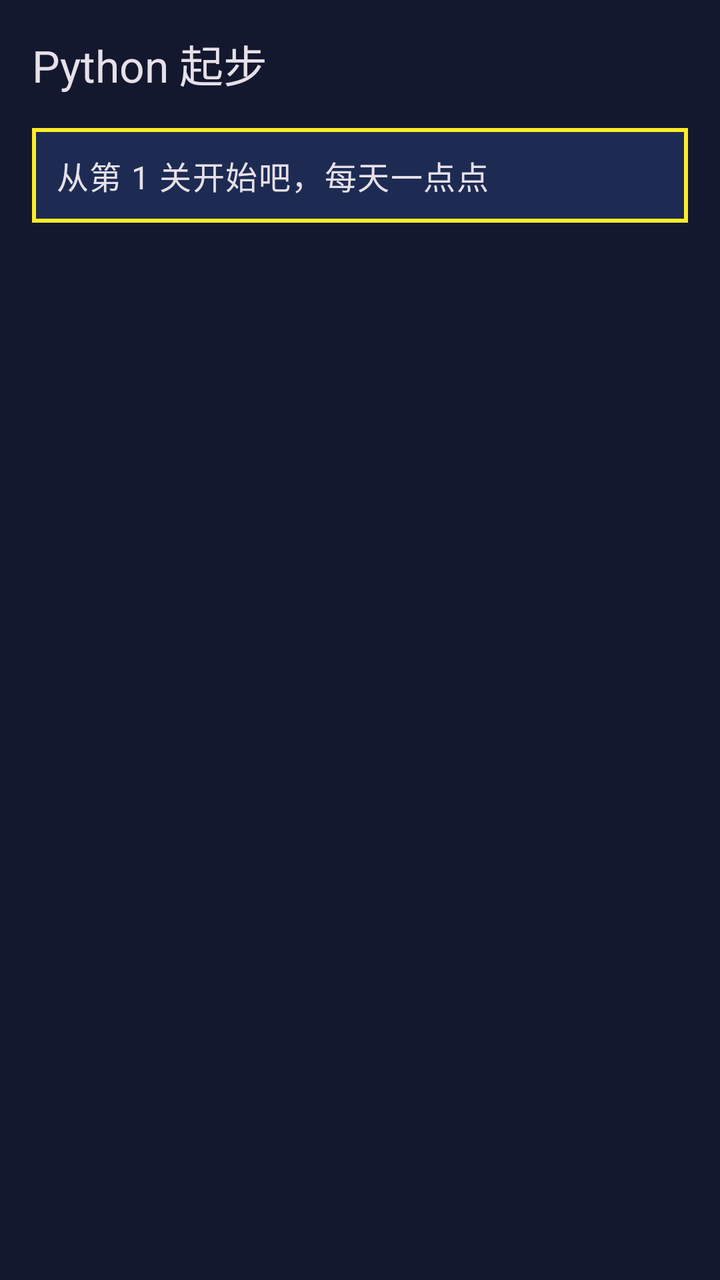
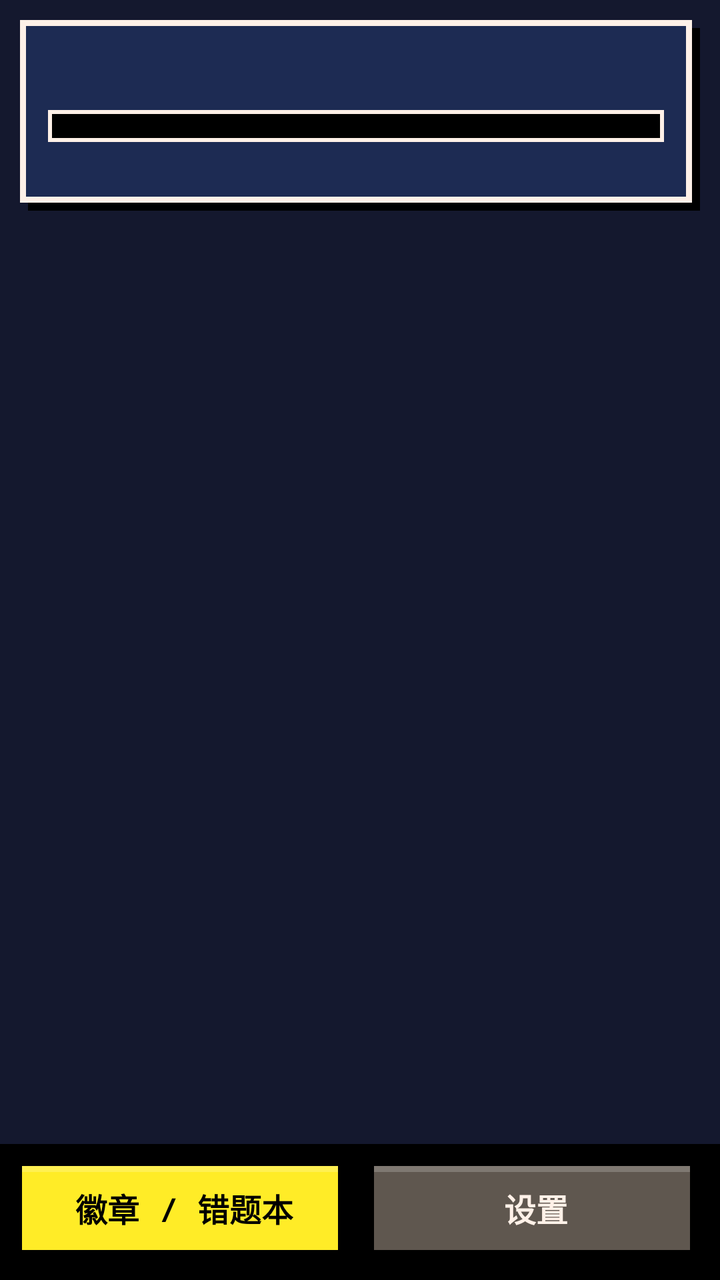

An Android layout rendered at two revisions. The XML below is the earlier revision; the diff shows what the commit changed to produce the second picture.
<!-- AndroidManifest.xml: application theme Theme.PyStarter -->
<!-- res/layout/activity_main.xml -->
<?xml version="1.0" encoding="utf-8"?>
<LinearLayout xmlns:android="http://schemas.android.com/apk/res/android"
    xmlns:app="http://schemas.android.com/apk/res-auto"
    android:layout_width="match_parent"
    android:layout_height="match_parent"
    android:fitsSystemWindows="true"
    android:orientation="vertical">

    <com.google.android.material.appbar.MaterialToolbar
        android:id="@+id/toolbar"
        android:layout_width="match_parent"
        android:layout_height="?attr/actionBarSize"
        app:title="@string/app_name" />

    <TextView
        android:id="@+id/streak"
        android:layout_width="match_parent"
        android:layout_height="wrap_content"
        android:layout_marginHorizontal="16dp"
        android:layout_marginBottom="8dp"
        android:background="@drawable/bg_banner"
        android:padding="12dp"
        android:text="@string/streak_zero"
        android:textAppearance="?attr/textAppearanceBodyLarge" />

    <ProgressBar
        android:id="@+id/loading"
        android:layout_width="wrap_content"
        android:layout_height="wrap_content"
        android:layout_gravity="center_horizontal"
        android:layout_marginTop="32dp"
        android:visibility="gone" />

    <androidx.recyclerview.widget.RecyclerView
        android:id="@+id/lessonList"
        android:layout_width="match_parent"
        android:layout_height="match_parent"
        android:clipToPadding="false"
        android:paddingHorizontal="12dp"
        android:paddingBottom="16dp" />
</LinearLayout>
<!-- resources referenced by this layout -->
<resources>
  <!-- drawable bg_banner (drawable) -->
  <?xml version="1.0" encoding="utf-8"?>
  <shape xmlns:android="http://schemas.android.com/apk/res/android" android:shape="rectangle">
      <solid android:color="@color/px_panel" />
      <stroke android:width="2dp" android:color="@color/px_yellow" />
  </shape>
  <string name="app_name">Python 起步</string>
  <string name="streak_zero">从第 1 关开始吧，每天一点点</string>
  <!-- unchanged entries left out for length: 8 -->
</resources>

<!-- the commit's change to res/layout/activity_main.xml (unified diff, before → after) -->
@@ -1,41 +1,104 @@
 <?xml version="1.0" encoding="utf-8"?>
 <LinearLayout xmlns:android="http://schemas.android.com/apk/res/android"
-    xmlns:app="http://schemas.android.com/apk/res-auto"
     android:layout_width="match_parent"
     android:layout_height="match_parent"
     android:fitsSystemWindows="true"
     android:orientation="vertical">
 
-    <com.google.android.material.appbar.MaterialToolbar
-        android:id="@+id/toolbar"
-        android:layout_width="match_parent"
-        android:layout_height="?attr/actionBarSize"
-        app:title="@string/app_name" />
-
-    <TextView
-        android:id="@+id/streak"
+    <LinearLayout
         android:layout_width="match_parent"
         android:layout_height="wrap_content"
-        android:layout_marginHorizontal="16dp"
-        android:layout_marginBottom="8dp"
-        android:background="@drawable/bg_banner"
-        android:padding="12dp"
-        android:text="@string/streak_zero"
-        android:textAppearance="?attr/textAppearanceBodyLarge" />
+        android:layout_margin="10dp"
+        android:background="@drawable/px_panel"
+        android:orientation="vertical"
+        android:paddingStart="14dp"
+        android:paddingTop="10dp"
+        android:paddingEnd="18dp"
+        android:paddingBottom="14dp">
+
+        <LinearLayout
+            android:layout_width="match_parent"
+            android:layout_height="wrap_content"
+            android:gravity="center_vertical"
+            android:orientation="horizontal">
+
+            <TextView
+                android:id="@+id/levelTitle"
+                style="@style/PxText.Title"
+                android:layout_width="0dp"
+                android:layout_height="wrap_content"
+                android:layout_weight="1" />
+
+            <TextView
+                android:id="@+id/starTotal"
+                style="@style/PxText"
+                android:layout_width="wrap_content"
+                android:layout_height="wrap_content"
+                android:textColor="@color/px_yellow" />
+        </LinearLayout>
+
+        <ProgressBar
+            android:id="@+id/xpBar"
+            style="?android:attr/progressBarStyleHorizontal"
+            android:layout_width="match_parent"
+            android:layout_height="16dp"
+            android:layout_marginTop="8dp"
+            android:progressDrawable="@drawable/px_bar"
+            android:progressTint="@color/px_green" />
+
+        <TextView
+            android:id="@+id/xpText"
+            style="@style/PxText.Small"
+            android:layout_width="match_parent"
+            android:layout_height="wrap_content"
+            android:layout_marginTop="4dp" />
+    </LinearLayout>
+
+    <ScrollView
+        android:id="@+id/mapScroll"
+        android:layout_width="match_parent"
+        android:layout_height="0dp"
+        android:layout_weight="1">
+
+        <LinearLayout
+            android:id="@+id/mapContainer"
+            android:layout_width="match_parent"
+            android:layout_height="wrap_content"
+            android:orientation="vertical"
+            android:paddingStart="10dp"
+            android:paddingEnd="10dp"
+            android:paddingBottom="24dp" />
+    </ScrollView>
 
     <ProgressBar
         android:id="@+id/loading"
         android:layout_width="wrap_content"
         android:layout_height="wrap_content"
-        android:layout_gravity="center_horizontal"
-        android:layout_marginTop="32dp"
+        android:layout_gravity="center"
         android:visibility="gone" />
 
-    <androidx.recyclerview.widget.RecyclerView
-        android:id="@+id/lessonList"
+    <LinearLayout
         android:layout_width="match_parent"
-        android:layout_height="match_parent"
-        android:clipToPadding="false"
-        android:paddingHorizontal="12dp"
-        android:paddingBottom="16dp" />
+        android:layout_height="wrap_content"
+        android:background="@color/px_black"
+        android:orientation="horizontal"
+        android:padding="8dp">
+
+        <TextView
+            android:id="@+id/navProgress"
+            style="@style/PxButton.Yellow"
+            android:layout_width="0dp"
+            android:layout_height="wrap_content"
+            android:layout_marginEnd="8dp"
+            android:layout_weight="1"
+            android:text="@string/nav_progress" />
+
+        <TextView
+            android:id="@+id/navSettings"
+            style="@style/PxButton.Gray"
+            android:layout_width="0dp"
+            android:layout_height="wrap_content"
+            android:layout_weight="1"
+            android:text="@string/settings" />
+    </LinearLayout>
 </LinearLayout>
<!-- resource entries referenced after the edit -->
@@ -1,13 +1,129 @@
 <!-- resources referenced by this layout -->
 <resources>
-  <!-- drawable bg_banner (drawable) -->
+  <color name="px_green">#00E436</color>
+  <!-- drawable px_bar (drawable) -->
   <?xml version="1.0" encoding="utf-8"?>
-  <shape xmlns:android="http://schemas.android.com/apk/res/android" android:shape="rectangle">
-      <solid android:color="@color/px_panel" />
-      <stroke android:width="2dp" android:color="@color/px_yellow" />
-  </shape>
-  <string name="app_name">Python 起步</string>
-  <string name="streak_zero">从第 1 关开始吧，每天一点点</string>
+  <layer-list xmlns:android="http://schemas.android.com/apk/res/android">
+      <item android:id="@android:id/background">
+          <shape><solid android:color="#000000" /><stroke android:width="2dp" android:color="#FFF1E8" /></shape>
+      </item>
+      <item android:id="@android:id/progress" android:left="3dp" android:top="3dp" android:right="3dp" android:bottom="3dp">
+          <clip><shape><solid android:color="#FFFFFF" /></shape></clip>
+      </item>
+  </layer-list>
+  <!-- drawable px_panel (drawable) -->
+  <?xml version="1.0" encoding="utf-8"?>
+  <layer-list xmlns:android="http://schemas.android.com/apk/res/android">
+      <item android:left="4dp" android:top="4dp">
+          <shape><solid android:color="#000000" /></shape>
+      </item>
+      <item android:right="4dp" android:bottom="4dp">
+          <shape><solid android:color="#1D2B53" /><stroke android:width="3dp" android:color="#FFF1E8" /></shape>
+      </item>
+  </layer-list>
+  <string name="nav_progress">徽章 / 错题本</string>
+  <string name="settings">设置</string>
+  <style name="PxButton.Gray">
+          <item name="android:background">@drawable/px_btn_gray</item>
+          <item name="android:textColor">@color/px_white</item>
+      </style>
+  <style name="PxButton.Yellow"><item name="android:background">@drawable/px_btn_yellow</item></style>
+  <style name="PxText">
+          <item name="android:fontFamily">monospace</item>
+          <item name="android:textStyle">bold</item>
+          <item name="android:textColor">@color/px_white</item>
+          <item name="android:textSize">15sp</item>
+          <item name="android:lineSpacingMultiplier">1.25</item>
+      </style>
+  <style name="PxText.Small">
+          <item name="android:textSize">12sp</item>
+          <item name="android:textColor">@color/px_silver</item>
+      </style>
+  <style name="PxText.Title">
+          <item name="android:textSize">20sp</item>
+          <item name="android:textColor">@color/px_yellow</item>
+      </style>
+  <!-- drawable px_btn_gray (drawable) -->
+  <?xml version="1.0" encoding="utf-8"?>
+  <selector xmlns:android="http://schemas.android.com/apk/res/android">
+      <item android:state_pressed="true">
+          <layer-list>
+              <item android:left="4dp" android:top="4dp">
+                  <shape><solid android:color="#000000" /></shape>
+              </item>
+              <item android:left="7dp" android:top="7dp" android:right="0dp" android:bottom="0dp">
+                  <shape><solid android:color="#5F574F" /></shape>
+              </item>
+          </layer-list>
+      </item>
+      <item android:state_enabled="false">
+          <layer-list>
+              <item android:right="4dp" android:bottom="4dp">
+                  <shape><solid android:color="#000000" /></shape>
+              </item>
+              <item android:left="3dp" android:top="3dp" android:right="7dp" android:bottom="7dp">
+                  <shape><solid android:color="#5F574F" /></shape>
+              </item>
+          </layer-list>
+      </item>
+      <item>
+          <layer-list>
+              <item android:left="4dp" android:top="4dp">
+                  <shape><solid android:color="#000000" /></shape>
+              </item>
+              <item android:right="4dp" android:bottom="4dp">
+                  <shape><solid android:color="#000000" /></shape>
+              </item>
+              <item android:left="3dp" android:top="3dp" android:right="7dp" android:bottom="7dp">
+                  <shape><solid android:color="#5F574F" /></shape>
+              </item>
+              <item android:left="3dp" android:top="3dp" android:right="7dp" android:bottom="7dp" android:gravity="top">
+                  <shape><size android:height="3dp" /><solid android:color="#33FFFFFF" /></shape>
+              </item>
+          </layer-list>
+      </item>
+  </selector>
+  <!-- drawable px_btn_yellow (drawable) -->
+  <?xml version="1.0" encoding="utf-8"?>
+  <selector xmlns:android="http://schemas.android.com/apk/res/android">
+      <item android:state_pressed="true">
+          <layer-list>
+              <item android:left="4dp" android:top="4dp">
+                  <shape><solid android:color="#000000" /></shape>
+              </item>
+              <item android:left="7dp" android:top="7dp" android:right="0dp" android:bottom="0dp">
+                  <shape><solid android:color="#FFEC27" /></shape>
+              </item>
+          </layer-list>
+      </item>
+      <item android:state_enabled="false">
+          <layer-list>
+              <item android:right="4dp" android:bottom="4dp">
+                  <shape><solid android:color="#000000" /></shape>
+              </item>
+              <item android:left="3dp" android:top="3dp" android:right="7dp" android:bottom="7dp">
+                  <shape><solid android:color="#5F574F" /></shape>
+              </item>
+          </layer-list>
+      </item>
+      <item>
+          <layer-list>
+              <item android:left="4dp" android:top="4dp">
+                  <shape><solid android:color="#000000" /></shape>
+              </item>
+              <item android:right="4dp" android:bottom="4dp">
+                  <shape><solid android:color="#000000" /></shape>
+              </item>
+              <item android:left="3dp" android:top="3dp" android:right="7dp" android:bottom="7dp">
+                  <shape><solid android:color="#FFEC27" /></shape>
+              </item>
+              <item android:left="3dp" android:top="3dp" android:right="7dp" android:bottom="7dp" android:gravity="top">
+                  <shape><size android:height="3dp" /><solid android:color="#33FFFFFF" /></shape>
+              </item>
+          </layer-list>
+      </item>
+  </selector>
+  <color name="px_silver">#C2C3C7</color>
   <!-- unchanged entries left out for length: 8 -->
 </resources>
 
